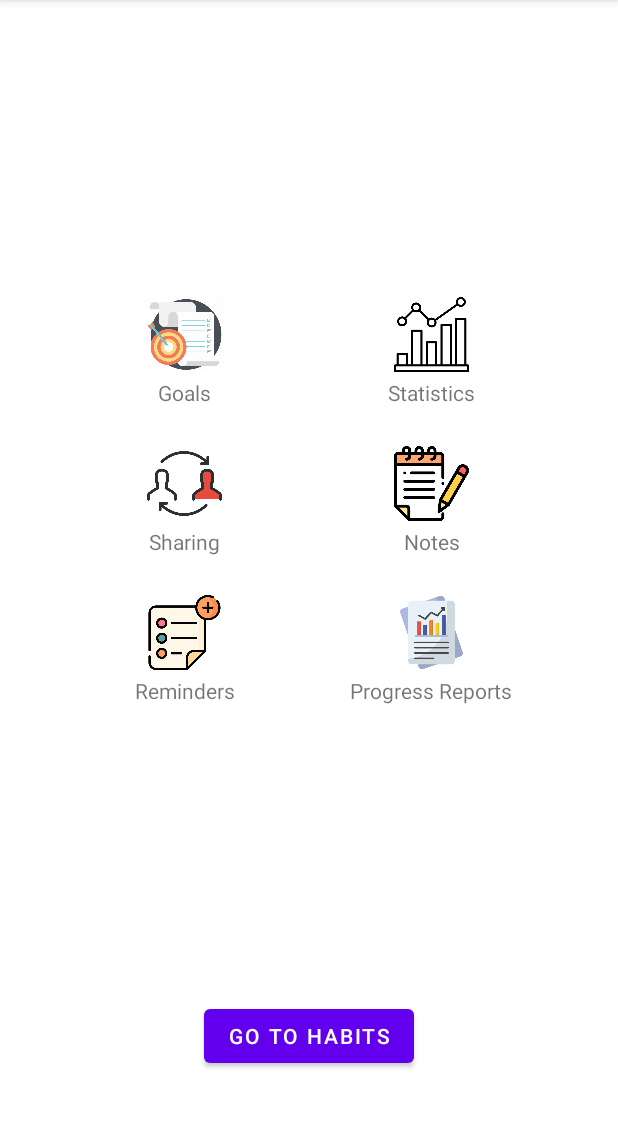
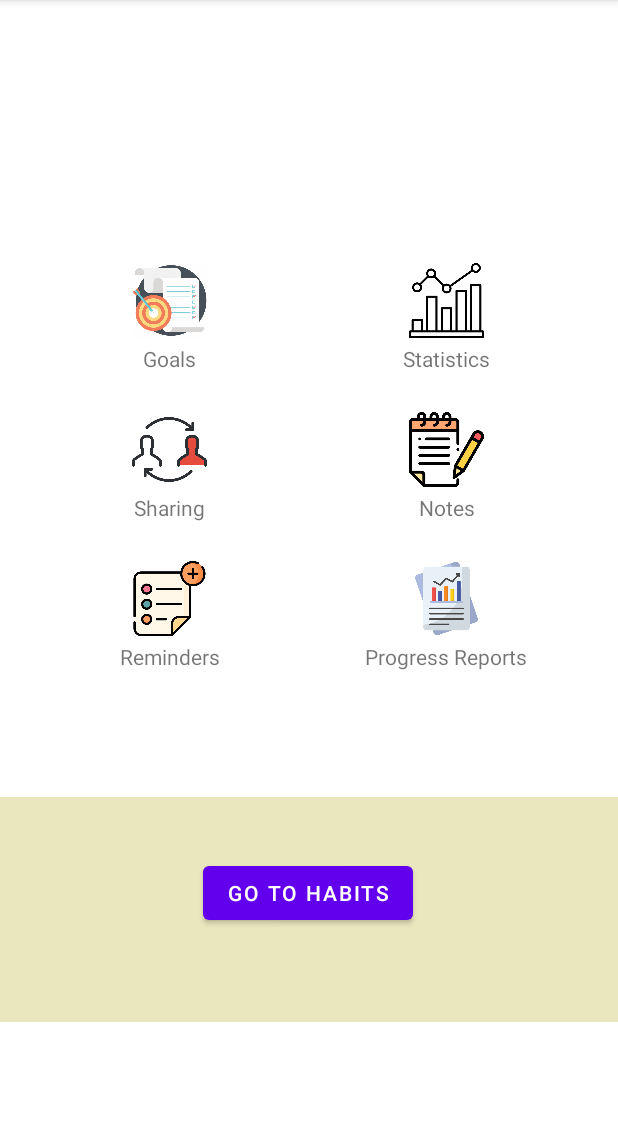
Before and after one commit to AnastasyaDuygu/Android-Studio-Group-Project, an Android app built with Jetpack Compose: the MainActivity screen opened directly, with no data from a screen before it, on a phone screen of 412 x 824 dp, the part 84-1212 px from its top. Run offline under Robolectric (Android 15) with nearby library versions, the phone set to English and light mode, and no system bars; 2 statements that could not run were skipped.

Commit message:
Fragment is implemented on main activity

```diff
--- /dev/null
+++ b/app/src/main/java/com/ncorti/kotlin/template/app/BottomFragment.kt
@@ -0,0 +1,38 @@
+package com.ncorti.kotlin.template.app
+
+import android.content.Context
+import android.os.Bundle
+import androidx.fragment.app.Fragment
+import android.view.LayoutInflater
+import android.view.View
+import android.view.ViewGroup
+import android.widget.Toast
+import com.ncorti.kotlin.template.app.databinding.FragmentBottomBinding
+
+class BottomFragment : Fragment() {
+        private lateinit var binding: FragmentBottomBinding
+
+        interface BottomFragmentListener {
+            fun onButtonClick()
+        }
+
+        lateinit var activityCallback: BottomFragmentListener
+
+        override fun onAttach(context: Context) {
+            super.onAttach(context)
+            activityCallback = context as BottomFragmentListener
+        }
+
+        override fun onCreateView( inflater: LayoutInflater, container: ViewGroup?, savedInstanceState: Bundle?): View? {
+            binding = FragmentBottomBinding.inflate(inflater, container, false)
+            return binding.root
+        }
+
+        override fun onViewCreated(view: View, savedInstanceState: Bundle?) {
+            super.onViewCreated(view, savedInstanceState)
+            binding.btnHabits.setOnClickListener {
+                //Toast.makeText(context, "deneme", Toast.LENGTH_SHORT).show()
+                activityCallback.onButtonClick()
+            }
+        }
+    }
--- a/app/src/main/java/com/ncorti/kotlin/template/app/MainActivity.kt
+++ b/app/src/main/java/com/ncorti/kotlin/template/app/MainActivity.kt
@@ -11,15 +11,19 @@ import android.widget.Toast
 import androidx.appcompat.app.AlertDialog
 import androidx.appcompat.app.AppCompatActivity
 import com.example.habits.HabitsActivity
+import com.google.android.material.snackbar.Snackbar
 import com.ncorti.kotlin.template.app.databinding.ActivityMainBinding
 import com.ncorti.kotlin.template.app.userClass.Constants
 import com.ncorti.kotlin.template.app.userClass.User
 
 
-class MainActivity : AppCompatActivity() {
+class MainActivity : AppCompatActivity(), BottomFragment.BottomFragmentListener {
     //Gesture STEP 1
     val TAG:String="GESTURE"
     lateinit var gestureDetector: GestureDetector
+
+    //Fragment STEP 1
+    lateinit var bottomFragment: BottomFragment
 
     private lateinit var binding: ActivityMainBinding
 
@@ -28,6 +32,9 @@ class MainActivity : AppCompatActivity() {
         super.onCreate(savedInstanceState)
         binding = ActivityMainBinding.inflate(layoutInflater)
         setContentView(binding.root)
+
+        //Fragment STEP 2
+        bottomFragment = BottomFragment()
 
         binding.tvUsernameMain.text=Constants.USERDATA.name
         //Gesture STEP 2
@@ -72,11 +79,11 @@ class MainActivity : AppCompatActivity() {
             dialog.show()
         }
 
-        binding.btnHabits.setOnClickListener {
+        /*binding.btnHabits.setOnClickListener {
             // Navigate to the Habits Layout
             val intent = Intent(this, HabitsActivity::class.java)
             startActivity(intent)
-        }
+        }*/
     }
     //Gesture STEP 4
     override fun onTouchEvent(event: MotionEvent): Boolean {
@@ -94,5 +101,12 @@ class MainActivity : AppCompatActivity() {
         dialog.setPositiveButton("OK") { dialogInterface, _ -> dialogInterface.dismiss() }
         dialog.show()
     }
+    //Fragment STEP 3
+    override fun onButtonClick() {
+        // Navigate to the Habits Layout
+        val intent = Intent(this, HabitsActivity::class.java)
+        startActivity(intent)
+        //Snackbar.make(binding.root, "works", Snackbar.LENGTH_SHORT).show()
+    }
 
 }
--- a/app/src/main/res/layout/activity_main.xml
+++ b/app/src/main/res/layout/activity_main.xml
@@ -1,56 +1,38 @@
 <?xml version="1.0" encoding="utf-8"?>
-<androidx.constraintlayout.widget.ConstraintLayout xmlns:android="http://schemas.android.com/apk/res/android"
+<LinearLayout xmlns:android="http://schemas.android.com/apk/res/android"
     xmlns:app="http://schemas.android.com/apk/res-auto"
     xmlns:tools="http://schemas.android.com/tools"
     android:layout_width="match_parent"
-    android:layout_height="match_parent"
-    android:padding="16dp">
+    android:layout_height="500dp"
+    android:orientation="vertical"
+    tools:context=".MainActivity">
 
     <TextView
+        android:padding="16dp"
         android:id="@+id/tvUsernameMain"
-        android:layout_width="wrap_content"
+        android:layout_width="match_parent"
         android:layout_height="wrap_content"
-        android:layout_alignParentTop="true"
-        android:layout_centerHorizontal="true"
-        android:layout_marginTop="77dp"
-        android:layout_marginBottom="57dp"
+        android:gravity="center"
         android:text=""
         android:textAppearance="@style/TextAppearance.AppCompat.Large"
-        app:layout_constraintBottom_toTopOf="@+id/gridView"
-        app:layout_constraintEnd_toEndOf="parent"
-        app:layout_constraintStart_toStartOf="parent"
-        app:layout_constraintTop_toTopOf="parent" />
+        android:layout_marginBottom="40dp"
+        android:layout_marginTop="40dp"/>
 
     <GridView
         android:id="@+id/gridView"
-        android:layout_width="0dp"
-        android:layout_height="0dp"
-        android:layout_below="@id/tvUsernameMain"
-        android:layout_marginStart="20dp"
-        android:layout_marginEnd="20dp"
-        android:layout_marginBottom="47dp"
+        android:layout_width="wrap_content"
+        android:layout_height="wrap_content"
         android:gravity="center"
         android:horizontalSpacing="10dp"
         android:numColumns="2"
-        android:padding="10dp"
-        android:verticalSpacing="10dp"
-        app:layout_constraintBottom_toTopOf="@+id/btnHabits"
-        app:layout_constraintEnd_toEndOf="parent"
-        app:layout_constraintStart_toStartOf="parent"
-        app:layout_constraintTop_toBottomOf="@+id/tvUsernameMain" />
+        android:padding="26dp"
+        android:verticalSpacing="10dp"/>
 
-    <Button
-        android:id="@+id/btnHabits"
-        style="@style/Widget.MaterialComponents.Button"
-        android:layout_width="wrap_content"
-        android:layout_height="wrap_content"
-        android:layout_alignParentBottom="true"
-        android:layout_marginBottom="37dp"
-        android:text="@string/go_to_habits"
-        android:textColor="@android:color/white"
-        app:layout_constraintBottom_toBottomOf="parent"
-        app:layout_constraintEnd_toEndOf="parent"
-        app:layout_constraintStart_toStartOf="parent"
-        app:layout_constraintTop_toBottomOf="@+id/gridView" />
+    <androidx.fragment.app.FragmentContainerView
+        android:id="@+id/fragmentContainerViewBottom"
+        android:name="com.ncorti.kotlin.template.app.BottomFragment"
+        android:layout_width="match_parent"
+        android:layout_height="150dp"
+        android:layout_marginTop="50dp"/>
 
-</androidx.constraintlayout.widget.ConstraintLayout>
+</LinearLayout>
--- /dev/null
+++ b/app/src/main/res/layout/fragment_bottom.xml
@@ -0,0 +1,26 @@
+<?xml version="1.0" encoding="utf-8"?>
+<androidx.constraintlayout.widget.ConstraintLayout xmlns:android="http://schemas.android.com/apk/res/android"
+    xmlns:app="http://schemas.android.com/apk/res-auto"
+    xmlns:tools="http://schemas.android.com/tools"
+    android:id="@+id/constBottomFragmentLayout"
+    android:layout_width="match_parent"
+    android:layout_height="match_parent"
+    android:background="#5BC3BD4A"
+    tools:context=".BottomFragment">
+
+    <Button
+        android:id="@+id/btnHabits"
+        style="@style/Widget.MaterialComponents.Button"
+        android:layout_width="wrap_content"
+        android:layout_height="wrap_content"
+        android:layout_alignParentBottom="true"
+        android:layout_marginStart="132dp"
+        android:layout_marginTop="40dp"
+        android:layout_marginEnd="133dp"
+        android:text="@string/go_to_habits"
+        android:textColor="@android:color/white"
+        app:layout_constraintEnd_toEndOf="parent"
+        app:layout_constraintStart_toStartOf="parent"
+        app:layout_constraintTop_toTopOf="parent" />
+
+</androidx.constraintlayout.widget.ConstraintLayout>
```
